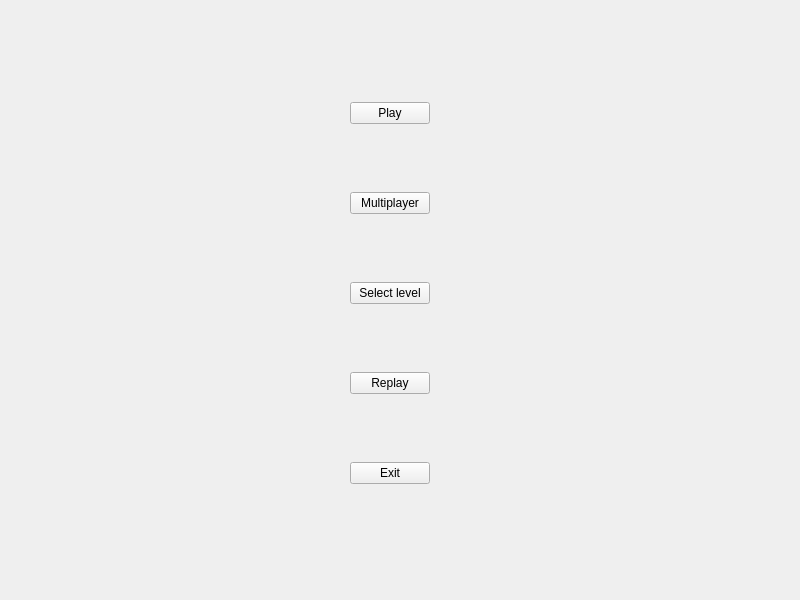
The window that src/mainmenu.ui (parni-mlaticky/ICP) describes before a commit, drawn with Qt 5.
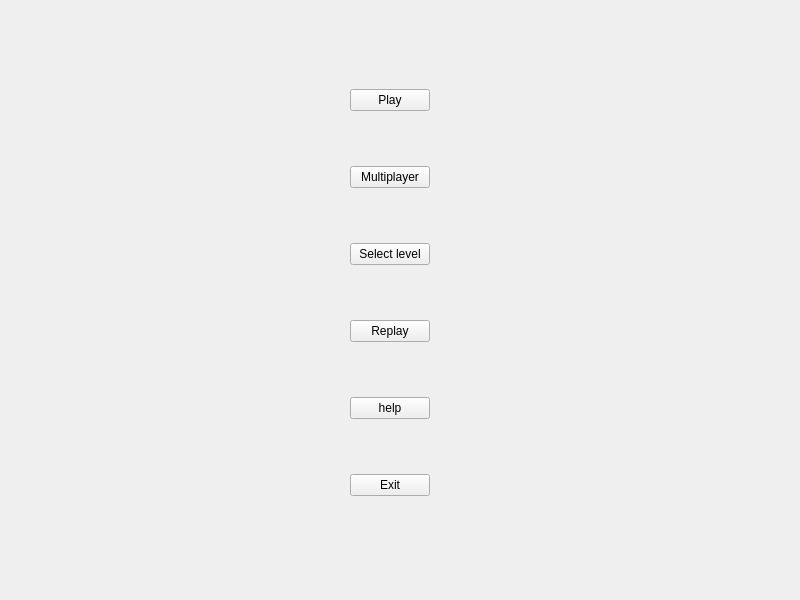
The same window after the commit.

Commit message: Added help dialog to the menu, game over dialog, fixed health HUD offset, implemented HUD for keys

```diff
--- a/src/mainmenu.ui
+++ b/src/mainmenu.ui
@@ -63,6 +63,13 @@
             </property>
           </widget>
         </item>
+        <item alignment="Qt::AlignHCenter">
+          <widget class="QPushButton" name="helpButton">
+            <property name="text">
+              <string>help</string>
+            </property>
+          </widget>
+        </item>
         <item alignment="Qt::AlignHCenter">
           <widget class="QPushButton" name="exitButton">
             <property name="text">
```
The commit also changes 7 other files.
